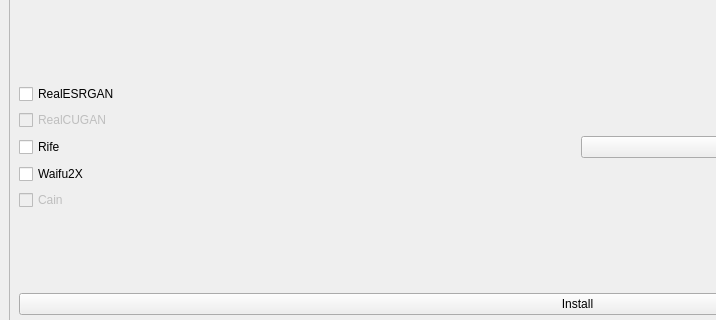
This is src/getModels/SelectAI.ui in TNTwise/REAL-Video-Enhancer as Qt 5 draws it before an edit; both pictures show x 0 to 716 and y 115 to 435 of the 1155 by 645 pixel window. The edited form follows.
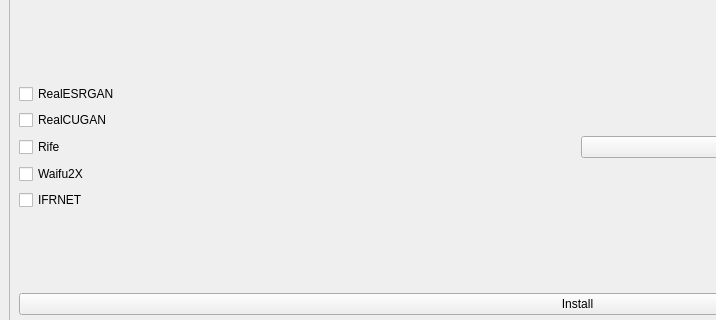
This is the edited form.

```diff
--- a/src/getModels/SelectAI.ui
+++ b/src/getModels/SelectAI.ui
@@ -92,7 +92,7 @@
          <item row="3" column="0">
           <widget class="QCheckBox" name="RealCUGANCheckBox">
            <property name="enabled">
-            <bool>false</bool>
+            <bool>true</bool>
            </property>
            <property name="text">
             <string>RealCUGAN</string>
@@ -109,10 +109,10 @@
          <item row="7" column="0">
           <widget class="QCheckBox" name="CainCheckBox">
            <property name="enabled">
-            <bool>false</bool>
+            <bool>true</bool>
            </property>
            <property name="text">
-            <string>Cain</string>
+            <string>IFRNET</string>
            </property>
           </widget>
          </item>
```
